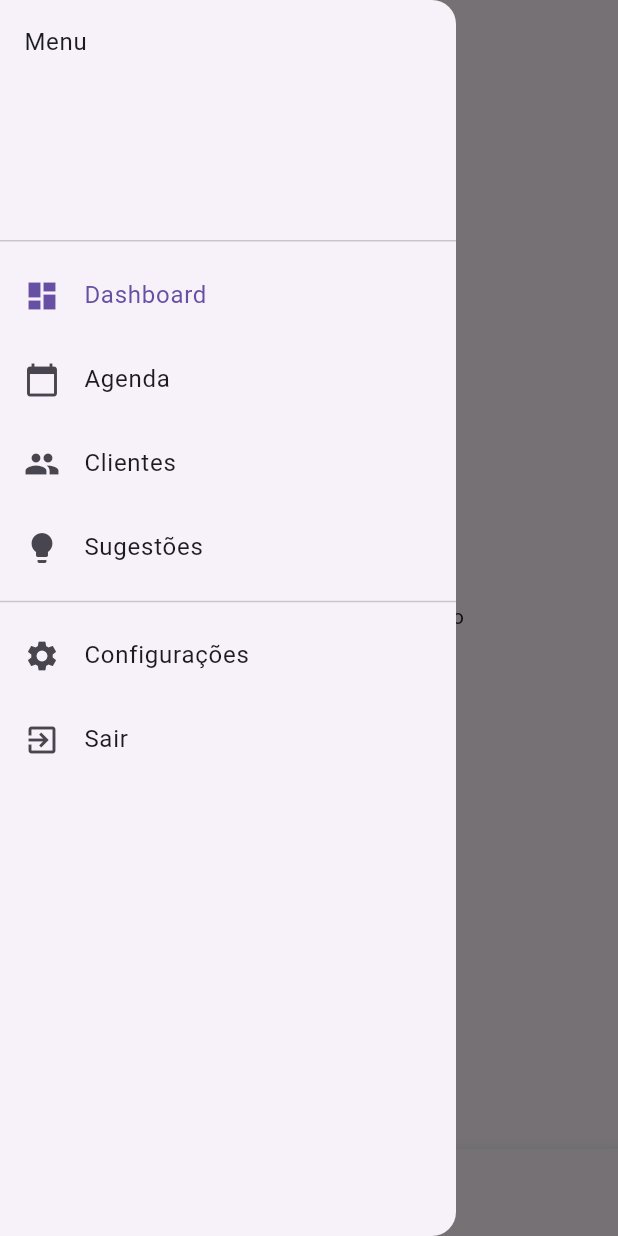
After one commit to albertothe/agendarep, a Flutter app: the HomePage screen opened by its route, with the side drawer open, on a phone screen of 412 x 824 dp. The commit adds this screen. Run offline on Flutter 3.47's test engine with Material 3 defaults, Android fonts, the phone set to English and light mode, and no system bars; our stand-ins replace flutter_secure_storage; accounts and stored records are empty.

Commit message:
Add navigation and pages to mobile app

```diff
--- /dev/null
+++ b/mobile/agendarep_app/lib/dashboard_page.dart
@@ -0,0 +1,12 @@
+import 'package:flutter/material.dart';
+
+class DashboardPage extends StatelessWidget {
+  const DashboardPage({super.key});
+
+  @override
+  Widget build(BuildContext context) {
+    return const Center(
+      child: Text('Dashboard em desenvolvimento'),
+    );
+  }
+}
--- /dev/null
+++ b/mobile/agendarep_app/lib/home_page.dart
@@ -0,0 +1,132 @@
+import 'package:flutter/material.dart';
+import 'agenda_page.dart';
+import 'dashboard_page.dart';
+import 'clientes_page.dart';
+import 'sugestoes_page.dart';
+import 'settings_page.dart';
+import 'api_service.dart';
+
+class HomePage extends StatefulWidget {
+  const HomePage({super.key});
+
+  @override
+  State<HomePage> createState() => _HomePageState();
+}
+
+class _HomePageState extends State<HomePage> {
+  int _index = 0;
+  final ApiService api = ApiService();
+
+  final List<Widget> _pages = const [
+    DashboardPage(),
+    AgendaPage(),
+    ClientesPage(),
+    SugestoesPage(),
+  ];
+
+  void _logout() async {
+    await api.setToken('');
+    if (!mounted) return;
+    Navigator.of(context).pushReplacementNamed('/');
+  }
+
+  void _openSettings() {
+    Navigator.of(context).push(
+      MaterialPageRoute(builder: (_) => const SettingsPage()),
+    );
+  }
+
+  @override
+  Widget build(BuildContext context) {
+    return Scaffold(
+      appBar: AppBar(
+        title: const Text('AgendaRep'),
+      ),
+      drawer: Drawer(
+        child: ListView(
+          children: [
+            const DrawerHeader(
+              child: Text('Menu'),
+            ),
+            ListTile(
+              leading: const Icon(Icons.dashboard),
+              title: const Text('Dashboard'),
+              selected: _index == 0,
+              onTap: () {
+                setState(() => _index = 0);
+                Navigator.pop(context);
+              },
+            ),
+            ListTile(
+              leading: const Icon(Icons.calendar_today),
+              title: const Text('Agenda'),
+              selected: _index == 1,
+              onTap: () {
+                setState(() => _index = 1);
+                Navigator.pop(context);
+              },
+            ),
+            ListTile(
+              leading: const Icon(Icons.people),
+              title: const Text('Clientes'),
+              selected: _index == 2,
+              onTap: () {
+                setState(() => _index = 2);
+                Navigator.pop(context);
+              },
+            ),
+            ListTile(
+              leading: const Icon(Icons.lightbulb),
+              title: const Text('Sugestões'),
+              selected: _index == 3,
+              onTap: () {
+                setState(() => _index = 3);
+                Navigator.pop(context);
+              },
+            ),
+            const Divider(),
+            ListTile(
+              leading: const Icon(Icons.settings),
+              title: const Text('Configurações'),
+              onTap: () {
+                Navigator.pop(context);
+                _openSettings();
+              },
+            ),
+            ListTile(
+              leading: const Icon(Icons.exit_to_app),
+              title: const Text('Sair'),
+              onTap: () {
+                Navigator.pop(context);
+                _logout();
+              },
+            ),
+          ],
+        ),
+      ),
+      body: _pages[_index],
+      bottomNavigationBar: BottomNavigationBar(
+        currentIndex: _index,
+        onTap: (i) => setState(() => _index = i),
+        items: const [
+          BottomNavigationBarItem(
+            icon: Icon(Icons.dashboard),
+            label: 'Dashboard',
+          ),
+          BottomNavigationBarItem(
+            icon: Icon(Icons.calendar_today),
+            label: 'Agenda',
+          ),
+          BottomNavigationBarItem(
+            icon: Icon(Icons.people),
+            label: 'Clientes',
+          ),
+          BottomNavigationBarItem(
+            icon: Icon(Icons.lightbulb),
+            label: 'Sugestões',
+          ),
+        ],
+      ),
+    );
+  }
+}
--- a/mobile/agendarep_app/lib/login_page.dart
+++ b/mobile/agendarep_app/lib/login_page.dart
@@ -47,7 +47,7 @@ class _LoginPageState extends State<LoginPage> {
         await api.removeSavedUser();
       }
       if (context.mounted) {
-        Navigator.of(context).pushReplacementNamed('/agenda');
+        Navigator.of(context).pushReplacementNamed('/home');
       }
     } else {
       setState(() {
--- a/mobile/agendarep_app/lib/main.dart
+++ b/mobile/agendarep_app/lib/main.dart
@@ -1,6 +1,6 @@
 import 'package:flutter/material.dart';
+import 'home_page.dart';
 import 'login_page.dart';
-import 'agenda_page.dart';
 import 'settings_page.dart';
 
 void main() {
@@ -17,7 +17,7 @@ class AgendaRepApp extends StatelessWidget {
       theme: ThemeData(primarySwatch: Colors.deepPurple),
       routes: {
         '/': (context) => const LoginPage(),
-        '/agenda': (context) => const AgendaPage(),
+        '/home': (context) => const HomePage(),
         '/settings': (context) => const SettingsPage(),
       },
     );
```
Also changed, not shown: mobile/agendarep_app/lib/clientes_page.dart (added, +12 -0 lines), mobile/agendarep_app/lib/sugestoes_page.dart (added, +12 -0 lines).
